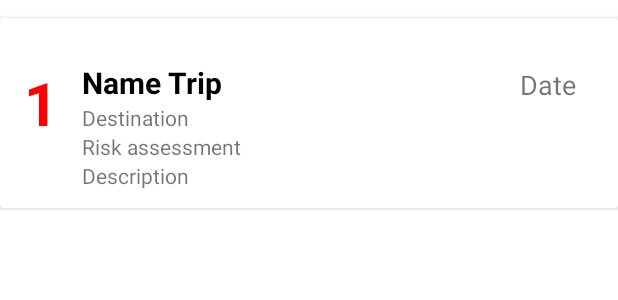
After one commit to ntbchung2401/Coursework_Mobile, an Android app: the layout my_row.xml on its own in the app's theme, with its tools: preview values and no code run, on a phone screen of 412 x 824 dp. The commit adds this screen. Shown: the top 300 px of the screen. Run offline under Robolectric (Android 15) with nearby library versions, the phone set to English and light mode, and no system bars.

Commit message:
Add and Display Trip

```diff
--- a/app/src/main/AndroidManifest.xml
+++ b/app/src/main/AndroidManifest.xml
@@ -14,7 +14,7 @@
         android:theme="@style/Theme.For_Assignment"
         tools:targetApi="31" >
         <activity
-            android:name=".AddTripActivity"
+            android:name=".trip.AddTripActivity"
             android:label="Add Trip"
             android:parentActivityName=".MainActivity"/>
         <activity
--- a/app/src/main/res/layout/activity_add_trip.xml
+++ b/app/src/main/res/layout/activity_add_trip.xml
@@ -4,7 +4,7 @@
     xmlns:tools="http://schemas.android.com/tools"
     android:layout_width="match_parent"
     android:layout_height="match_parent"
-    tools:context=".AddTripActivity">
+    tools:context=".trip.AddTripActivity">
 
     <TextView
         android:id="@+id/viewNameTrip"
--- a/app/src/main/res/layout/activity_main.xml
+++ b/app/src/main/res/layout/activity_main.xml
@@ -8,6 +8,7 @@
 
     <androidx.recyclerview.widget.RecyclerView
         android:id="@+id/recycleView"
+        android:paddingTop="?attr/actionBarSize"
         android:layout_width="409dp"
         android:layout_height="729dp"
         app:layout_constraintBottom_toBottomOf="parent"
--- /dev/null
+++ b/app/src/main/res/layout/my_row.xml
@@ -0,0 +1,82 @@
+<?xml version="1.0" encoding="utf-8"?>
+<LinearLayout xmlns:android="http://schemas.android.com/apk/res/android"
+    xmlns:app="http://schemas.android.com/apk/res-auto"
+    xmlns:tools="http://schemas.android.com/tools"
+    android:orientation="vertical"
+    android:layout_width="match_parent"
+    android:layout_height="match_parent">
+
+    <androidx.cardview.widget.CardView
+        android:layout_width="match_parent"
+        android:layout_height="wrap_content"
+        android:layout_marginTop="12dp"
+        android:layout_marginBottom="12dp">
+
+        <androidx.constraintlayout.widget.ConstraintLayout
+            android:layout_width="match_parent"
+            android:layout_height="wrap_content"
+            android:padding="12dp">
+
+            <TextView
+                android:id="@+id/trip_id_txt"
+                android:layout_width="wrap_content"
+                android:layout_height="wrap_content"
+                android:layout_marginStart="4dp"
+                android:text="1"
+                android:textSize="40sp"
+                android:textStyle="bold"
+                android:textColor="@color/red"
+                app:layout_constraintBottom_toBottomOf="parent"
+                app:layout_constraintStart_toStartOf="parent"
+                app:layout_constraintTop_toTopOf="parent"
+                app:layout_constraintVertical_bias="0.36" />
+
+            <TextView
+                android:id="@+id/nameTrip_txt"
+                android:layout_width="wrap_content"
+                android:layout_height="wrap_content"
+                android:layout_marginStart="16dp"
+                android:text="Name Trip"
+                android:textSize="20sp"
+                android:textStyle="bold"
+                android:textColor="@color/black"
+                app:layout_constraintStart_toEndOf="@+id/trip_id_txt"
+                app:layout_constraintTop_toTopOf="@+id/trip_id_txt" />
+
+            <TextView
+                android:id="@+id/destination_txt"
+                android:layout_width="wrap_content"
+                android:layout_height="wrap_content"
+                android:text="Destination"
+                app:layout_constraintStart_toStartOf="@+id/nameTrip_txt"
+                app:layout_constraintTop_toBottomOf="@+id/nameTrip_txt" />
+
+            <TextView
+                android:id="@+id/date_txt"
+                android:layout_width="wrap_content"
+                android:layout_height="wrap_content"
+                android:layout_marginTop="20dp"
+                android:layout_marginEnd="16dp"
+                android:text="Date"
+                android:textSize="18sp"
+                app:layout_constraintEnd_toEndOf="parent"
+                app:layout_constraintTop_toTopOf="parent" />
+
+            <TextView
+                android:id="@+id/require_txt"
+                android:layout_width="wrap_content"
+                android:layout_height="wrap_content"
+                android:text="Risk assessment"
+                app:layout_constraintStart_toStartOf="@+id/destination_txt"
+                app:layout_constraintTop_toBottomOf="@+id/destination_txt" />
+
+            <TextView
+                android:id="@+id/description_txt"
+                android:layout_width="wrap_content"
+                android:layout_height="wrap_content"
+                android:text="Description"
+                app:layout_constraintStart_toStartOf="@+id/require_txt"
+                app:layout_constraintTop_toBottomOf="@+id/require_txt" />
+        </androidx.constraintlayout.widget.ConstraintLayout>
+    </androidx.cardview.widget.CardView>
+</LinearLayout>
```
Also changed, not shown: app/src/main/java/com/example/for_assignment/MainActivity.java (+31 -1 lines), app/src/main/java/com/example/for_assignment/MyDatabaseHelper.java (+6 -5 lines), app/src/main/java/com/example/for_assignment/TripAdapter.java (added, +63 -0 lines), app/src/main/java/com/example/for_assignment/trip/AddTripActivity.java (renamed from app/src/main/java/com/example/for_assignment/AddTripActivity.java, +11 -6 lines).
